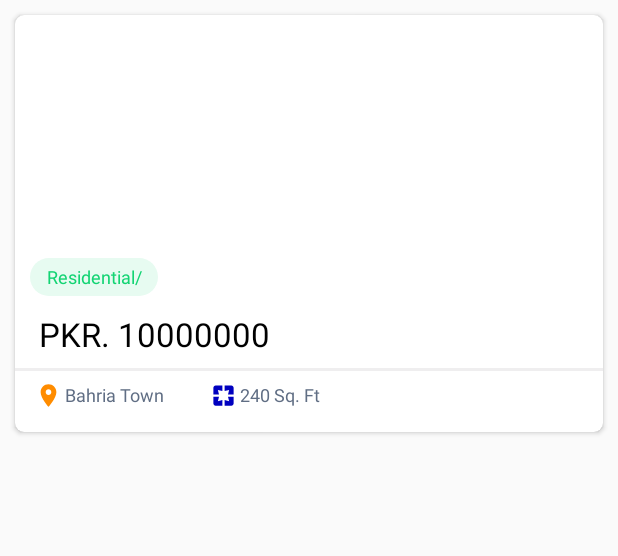
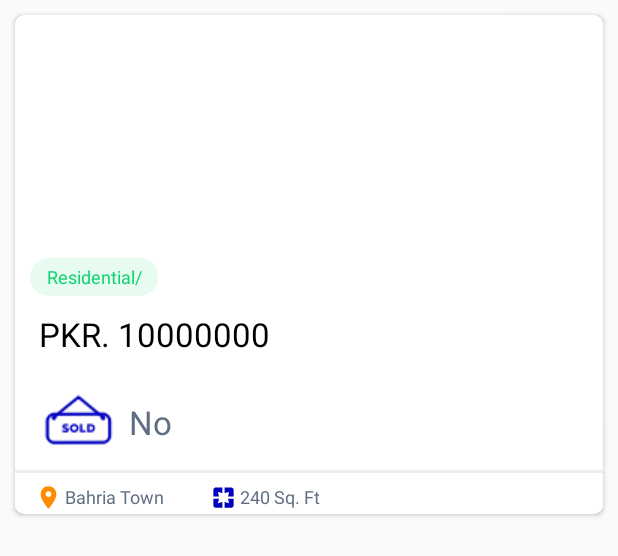
Before and after one commit to RimshaN23/Property, an Android app: the layout itemview.xml on its own in the app's theme, with its tools: preview values and no code run, on a phone screen of 412 x 824 dp. Shown: the top 556 px of the screen. Run offline under Robolectric (Android 15) with nearby library versions, the phone set to English and light mode, and no system bars; Roboto replaces fonts that are not available here.

Commit message:
initial commit 5/12/2020

```diff
--- a/app/src/main/java/com/example/property/Adapter/PropertyAdapter.java
+++ b/app/src/main/java/com/example/property/Adapter/PropertyAdapter.java
@@ -63,6 +63,7 @@ public class PropertyAdapter extends FirebaseRecyclerAdapter<Plots, PropertyAdap
             prprty_type_id = "Commercial";
         }
 
+        holder.sold.setText(model.getIs_sold());
         holder.propertyType.setText(prprty_type_id);
         holder.plotname.setText("Location, "+model.getName());
         holder.square_yard.setText(model.getSq_yrds()+ " Sq. Ft.");
@@ -104,7 +105,7 @@ public class PropertyAdapter extends FirebaseRecyclerAdapter<Plots, PropertyAdap
 
     class PropertyViewHolder extends RecyclerView.ViewHolder {
 
-        TextView propertyType, plotname, square_yard, pricerangeFrom;
+        TextView propertyType, plotname, square_yard, pricerangeFrom, sold;
         ImageView plotImage;
         CardView cardView;
         public PropertyViewHolder(@NonNull View itemView) {
@@ -116,6 +117,7 @@ public class PropertyAdapter extends FirebaseRecyclerAdapter<Plots, PropertyAdap
               plotname = itemView.findViewById(R.id.tv_plot_name);
             square_yard = itemView.findViewById(R.id.tv_square_yard);
             pricerangeFrom = itemView.findViewById(R.id.priceRange);
+            sold= itemView.findViewById(R.id.tv_sold);
 
         }
     }
--- a/app/src/main/java/com/example/property/Fragments/Plots_Fragment.java
+++ b/app/src/main/java/com/example/property/Fragments/Plots_Fragment.java
@@ -27,11 +27,6 @@ public class Plots_Fragment extends Fragment {
     RecyclerView recyclerView;
     PropertyAdapter adapter;
     ProgressDialog progressDialog;
-
-    Toolbar toolbar;
-
-
-    TextView textView;
 
     public Plots_Fragment() {
         // Required empty public constructor
--- a/app/src/main/java/com/example/property/Sold_Property.java
+++ b/app/src/main/java/com/example/property/Sold_Property.java
@@ -129,8 +129,9 @@ public class Sold_Property extends AppCompatActivity {
                 databaseReference.child("client_number").setValue(clientNumber);
                 databaseReference.child("client_cnic").setValue(clientCnic);
                 databaseReference.child("sold_price").setValue(soldPrice);
+                databaseReference.child("is_sold").setValue("yes");
+
                 databaseReference.child("cnic_images").setValue(imagesUrl);
-
                 updateSuccessfulLayout.setVisibility(View.VISIBLE);
                 mainLayout.setVisibility(View.GONE);
             }
--- a/app/src/main/res/layout/itemview.xml
+++ b/app/src/main/res/layout/itemview.xml
@@ -8,7 +8,7 @@
         xmlns:app="http://schemas.android.com/apk/res-auto"
         android:id="@+id/plotcardview"
         android:layout_width="match_parent"
-        android:layout_height="278dp"
+        android:layout_height="wrap_content"
         android:layout_marginTop="15dp"
         android:layout_margin="10dp"
         android:clickable="true"
@@ -39,7 +39,7 @@
 
             <LinearLayout
                 android:layout_width="match_parent"
-                android:layout_height="110dp"
+                android:layout_height="wrap_content"
                 android:layout_marginTop="12dp"
                 android:layout_marginBottom="2dp"
                 android:orientation="vertical">
@@ -76,6 +76,23 @@
                     android:textColorHint="@color/black"
                     android:textSize="22sp"
                     />
+                <TextView
+                    android:id="@+id/tv_sold"
+                    android:layout_width="wrap_content"
+                    android:layout_height="wrap_content"
+                    android:layout_marginLeft="10dp"
+                    android:layout_marginTop="4dp"
+                    android:drawableLeft="@drawable/iconfinder_sold"
+                    android:drawablePadding="2dp"
+                    android:drawableTint="@color/blue"
+                    android:text="No"
+                    android:textAllCaps="false"
+                    android:textColor="#606e84 "
+                    android:gravity="center"
+                    android:textSize="22sp"
+
+                    />
+
 
                 <LinearLayout
                     android:layout_width="match_parent"
```
Also changed, not shown: app/src/main/java/com/example/property/Fragments/Sold_PlotsFragment.java (+41 -8 lines), app/src/main/res/layout/fragment_sold__plots.xml (+15 -7 lines), app/src/main/res/drawable/iconfinder_sold.png (added), app/src/main/res/drawable/soldout.png (added).
